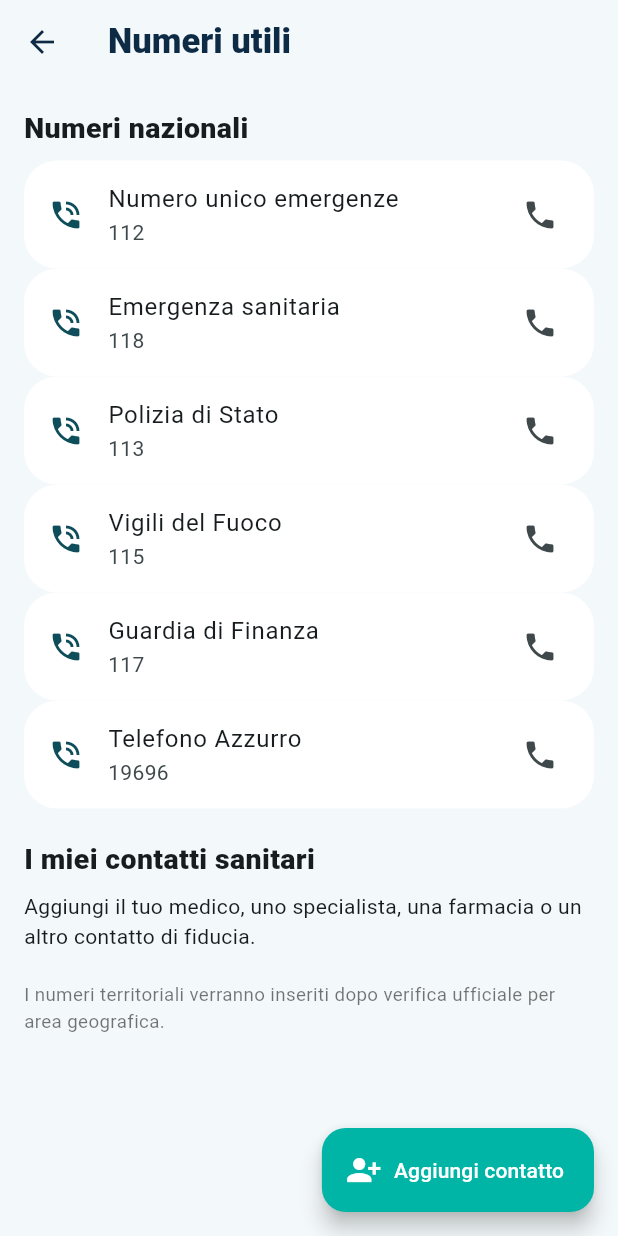
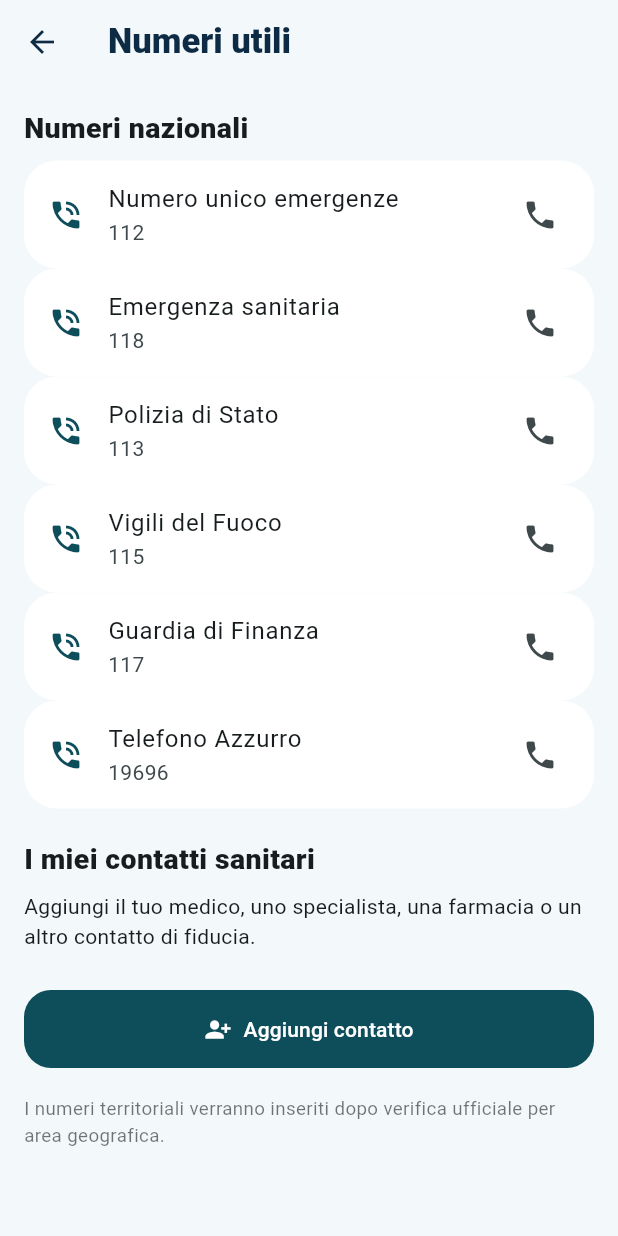
Before and after one commit to kingofline-web/kingo-medico, a Flutter app: the screen it shows after launch, after a tap on "Numeri Utili", on a phone screen of 412 x 824 dp. Run offline on Flutter 3.47's test engine with Material 3 defaults, Android fonts, the phone set to English and light mode, and no system bars; our stand-ins replace file_picker, flutter_local_notifications, open_filex, shared_preferences, timezone.

Commit message:
KINGO MEDICO RC1.2.2 - fix layout e icona K uomo

```diff
--- a/lib/main.dart
+++ b/lib/main.dart
@@ -1,4 +1,4 @@
-// KINGO MEDICO RC1.2.1 FIX OVERFLOW HOME + NUMERI UTILI
+// KINGO MEDICO RC1.2.2 FIX DEFINITIVO OVERFLOW + ICONA K UOMO
 import 'dart:convert';
 import 'dart:io';
 
@@ -292,7 +292,7 @@ class HomePage extends StatelessWidget {
               physics: const NeverScrollableScrollPhysics(),
               crossAxisSpacing: 12,
               mainAxisSpacing: 12,
-              childAspectRatio: 0.92,
+              childAspectRatio: 0.80,
               children: [
                 _ServiceCard(
                   icon: Icons.calendar_month_rounded,
@@ -411,18 +411,24 @@ class _ServiceCard extends StatelessWidget {
               const Spacer(),
               Text(
                 title,
+                maxLines: 2,
+                overflow: TextOverflow.ellipsis,
                 style: const TextStyle(
                   color: KingoMedicoApp.navy,
                   fontWeight: FontWeight.w900,
                   fontSize: 15,
+                  height: 1.15,
                 ),
               ),
               const SizedBox(height: 3),
               Text(
                 subtitle,
+                maxLines: 2,
+                overflow: TextOverflow.ellipsis,
                 style: const TextStyle(
                   color: Color(0xFF6B7F87),
                   fontSize: 12.5,
+                  height: 1.2,
                 ),
               ),
             ],
@@ -1778,13 +1784,8 @@ class _UsefulNumbersPageState extends State<UsefulNumbersPage> {
 
     return Scaffold(
       appBar: AppBar(title: const Text('Numeri utili')),
-      floatingActionButton: FloatingActionButton.extended(
-        onPressed: () => _editContact(),
-        icon: const Icon(Icons.person_add_alt_1),
-        label: const Text('Aggiungi contatto'),
-      ),
       body: ListView(
-        padding: const EdgeInsets.fromLTRB(16, 16, 16, 170),
+        padding: const EdgeInsets.fromLTRB(16, 16, 16, 32),
         children: [
           const Text(
             'Numeri nazionali',
@@ -1852,7 +1853,16 @@ class _UsefulNumbersPageState extends State<UsefulNumbersPage> {
                 ),
               );
             }),
-          const SizedBox(height: 8),
+          const SizedBox(height: 14),
+          SizedBox(
+            width: double.infinity,
+            child: FilledButton.icon(
+              onPressed: () => _editContact(),
+              icon: const Icon(Icons.person_add_alt_1),
+              label: const Text('Aggiungi contatto'),
+            ),
+          ),
+          const SizedBox(height: 18),
           const Text(
             'I numeri territoriali verranno inseriti dopo verifica ufficiale per area geografica.',
             style: TextStyle(fontSize: 12.5, color: Colors.black54),
```
